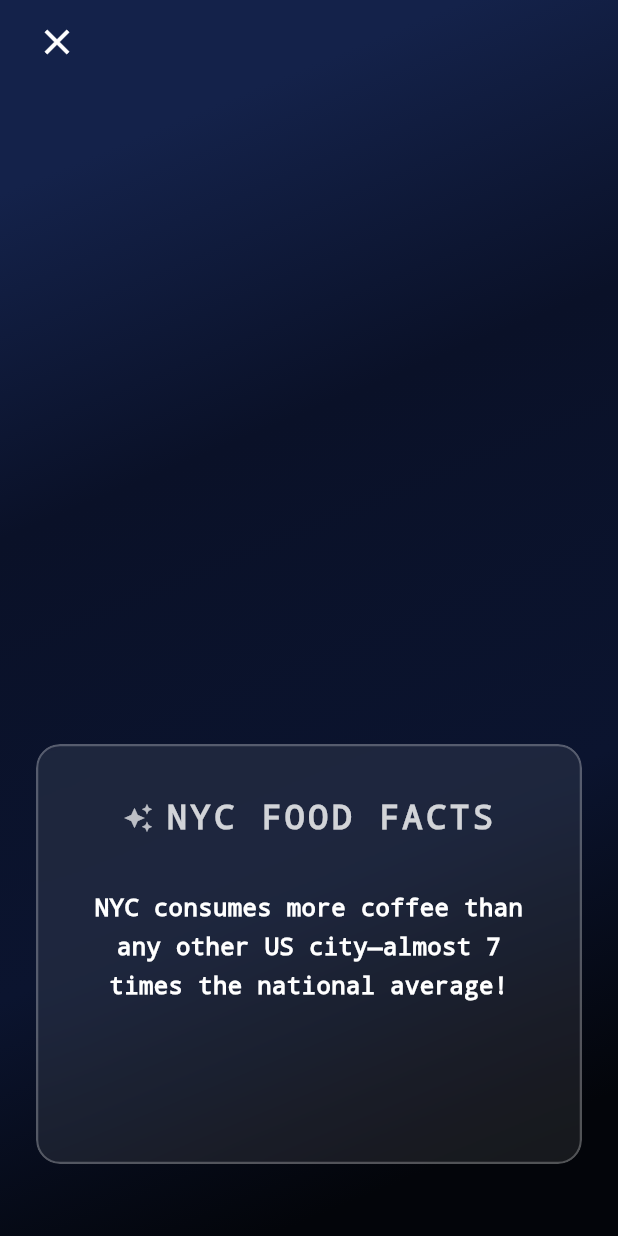
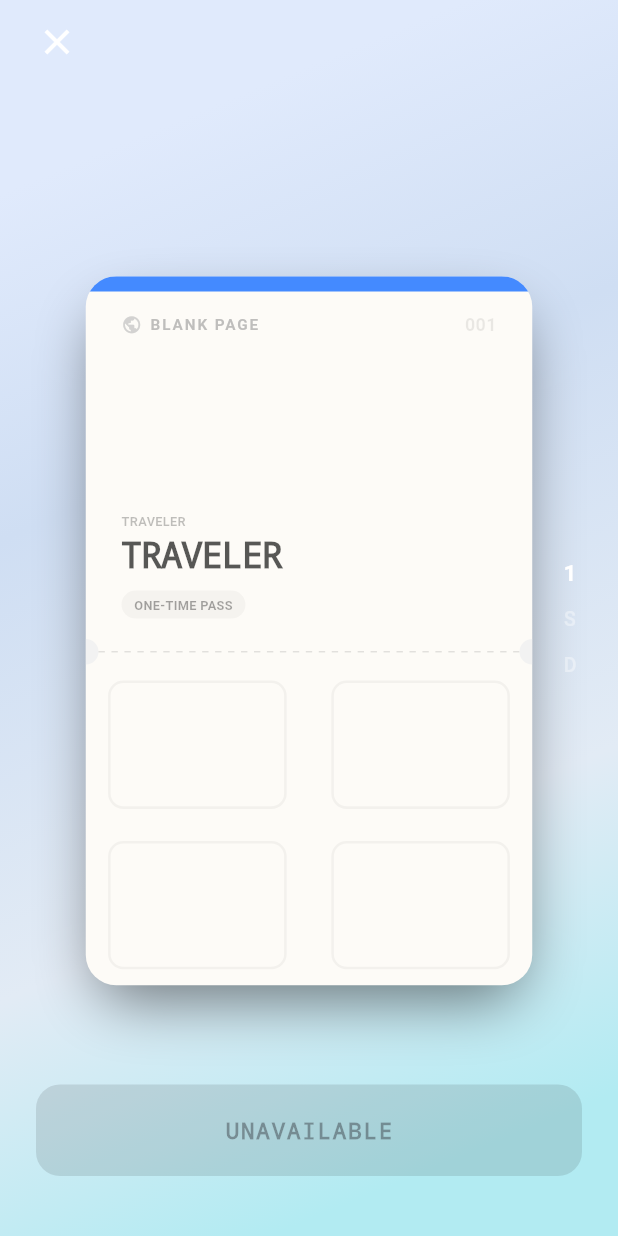
Before and after one commit to barbellappsnyc/nyc-eats-app, a Flutter app: the PassportCollectionScreen screen opened directly, after a tap on "BROWSE SHOP", on a phone screen of 412 x 824 dp. Run offline on Flutter 3.47's test engine with Material 3 defaults, Android fonts, the phone set to English and light mode, and no system bars; our stand-ins replace audioplayers, cached_network_image, connectivity_plus, flutter_dotenv, flutter_map, geolocator and 8 more; missing offline and left inert: flutter_map_marker_cluster, gal, purchases_flutter, tutorial_coach_mark; accounts and stored records are empty; network calls fail; project files that could hold a hidden picture were left out.

Commit message:
feat: built interactive 3D passport shop with machine-gun retrieve

```diff
--- a/lib/screens/passport_collection_screen.dart
+++ b/lib/screens/passport_collection_screen.dart
@@ -531,26 +531,10 @@ class _StoreCardPlaceholder extends StatelessWidget {
                 foregroundColor: Colors.black,
               ),
               onPressed: () {
-                final user = Supabase.instance.client.auth.currentUser;
-
-                if (user != null) {
-                  // 🟢 User is Logged In -> Open the Shop
-                  Navigator.of(context).push(
-                    MaterialPageRoute(builder: (_) => const PaywallScreen()),
-                  );
-                } else {
-                  // 🔴 User is Guest -> Force Login first
-                  ScaffoldMessenger.of(context).showSnackBar(
-                    const SnackBar(
-                      content: Text(
-                        "Please create an account to access the shop.",
-                      ),
-                    ),
-                  );
-                  Navigator.of(
-                    context,
-                  ).push(MaterialPageRoute(builder: (_) => const AuthScreen()));
-                }
+                // 🟢 Let everyone into the shop so they can feel the books
+                Navigator.of(context).push(
+                  MaterialPageRoute(builder: (_) => const PaywallScreen()),
+                );
               },
               child: const Text("BROWSE SHOP"),
             ),
--- a/lib/screens/passport_stack_screen.dart
+++ b/lib/screens/passport_stack_screen.dart
@@ -24,6 +24,7 @@ class PassportStackScreen extends StatefulWidget {
   final String? bookId;
   final String? skuType;
   final bool isReadOnly;
+  final bool isDemo; // 👈 NEW: Demo mode flag
   // 👇 ADD THESE CALLBACKS
   final VoidCallback? onStampComplete;
   final ValueChanged<bool>? onButtonVisibilityChanged;
@@ -31,12 +32,14 @@ class PassportStackScreen extends StatefulWidget {
   final Restaurant? autoTriggerRestaurant; // 👈 NEW
   final VoidCallback? onAutoTriggerComplete; // 👈 NEW
 
+
   const PassportStackScreen({
     super.key,
     this.incomingRestaurant,
     this.bookId,
     this.skuType = 'free_tier',
     this.isReadOnly = false,
+    this.isDemo = false,
     this.onStampComplete, // 👈 NEW CALLBACK
     this.onButtonVisibilityChanged, // 👈 NEW CALLBACK
     this.onRequestBookSwitch, // 👈 NEW CALLBACK
@@ -77,6 +80,9 @@ class _PassportStackScreenState extends State<PassportStackScreen>
   late Animation<Offset> _buttonSlideAnim;
   // late AnimationController _zoomController;
   // late Animation<double> _zoomAnim;
+  // --- MACHINE GUN RETRIEVE ---
+  Timer? _retrieveTimer;
+  bool _isHoldingRetrieve = false;
 
   final AudioPlayer _player = AudioPlayer();
   final GlobalKey _stackKey = GlobalKey();
@@ -133,7 +139,9 @@ class _PassportStackScreenState extends State<PassportStackScreen>
 
   @override
   void dispose() {
+    _retrieveTimer?.cancel(); // 👈 NEW: Kill the machine gun
     _slideController.dispose();
+    // ... rest of dispose ...
     _stampController.dispose();
     _buttonController.dispose();
     // _zoomController.dispose();
@@ -141,9 +149,38 @@ class _PassportStackScreenState extends State<PassportStackScreen>
     super.dispose();
   }
 
+  // 🎭 MOCK DATA INJECTOR FOR THE SHOP
+  void _applyDemoData() {
+    if (!mounted) return;
+    setState(() {
+      _isLoading = false;
+      _passportSku = widget.skuType ?? 'standard_book';
+      _userName = "TRAVELER"; // Dummy name
+      userVisas = []; // Blank pages
+      collectedStamps = []; // No stamps
+      _activeIndex = 0;
+
+      // 👇 CHANGED: Match the actual physical DB limits
+      if (_passportSku == 'single_page') {
+        _totalCards = 1;  // Just the visa page
+      } else if (_passportSku == 'diplomat_book') {
+        _totalCards = 21; // Cover + 20 pages
+      } else {
+        _totalCards = 6;  // Cover + 5 pages
+      }
+    });
+  }
+
   Future<void> _fetchBookData({bool forceRefresh = false}) async {
+    // 🛑 1. DEMO MODE INTERCEPT
+    if (widget.isDemo) {
+      _applyDemoData();
+      return;
+    }
+
     // 🛠 FIX: Check if user is Guest
     final isGuest = Supabase.instance.client.auth.currentUser == null;
+    // ... rest of the existing fetch code
 
     // 🚀 FORCE REFRESH FOR GUESTS
     // We intentionally ignore the RAM cache for guests and read straight from disk.
@@ -691,7 +728,7 @@ class _PassportStackScreenState extends State<PassportStackScreen>
         _activeIndex++;
         _dragNotifier.value = 0;
       });
-      if (widget.bookId != null) {
+      if (widget.bookId != null && !widget.isDemo) { // 👈 Prevent demo DB writes
         PassportService.updateBookPage(widget.bookId!, _activeIndex);
       }
       HapticFeedback.lightImpact();
@@ -704,9 +741,9 @@ class _PassportStackScreenState extends State<PassportStackScreen>
       _activeIndex--;
       _dragNotifier.value = -screenHeight;
     });
-    if (widget.bookId != null) {
-       PassportService.updateBookPage(widget.bookId!, _activeIndex);
-    }
+    if (widget.bookId != null && !widget.isDemo) { // 👈 Prevent demo DB writes
+        PassportService.updateBookPage(widget.bookId!, _activeIndex);
+      }
 
     _slideAnim = Tween<double>(begin: -screenHeight, end: 0).animate(
       CurvedAnimation(parent: _slideController, curve: Curves.easeOutBack),
@@ -715,6 +752,33 @@ class _PassportStackScreenState extends State<PassportStackScreen>
       _dragNotifier.value = 0.0;
       HapticFeedback.mediumImpact();
     });
+  }
+
+  void _startMachineGunRetrieve() {
+    if (_activeIndex <= 0) return;
+
+    setState(() => _isHoldingRetrieve = true);
+    HapticFeedback.heavyImpact(); // Let the user know the machine gun is primed
+
+    // 💥 Fire the first shot immediately
+    _animateCardRetrieve();
+
+    // 🔫 Start rapid fire (150ms per page)
+    _retrieveTimer = Timer.periodic(const Duration(milliseconds: 150), (timer) {
+      if (_activeIndex > 0) {
+        _animateCardRetrieve();
+        HapticFeedback.lightImpact(); // Rapid physical feedback
+      } else {
+        _stopMachineGunRetrieve();
+      }
+    });
+  }
+
+  void _stopMachineGunRetrieve() {
+    _retrieveTimer?.cancel();
+    if (mounted && _isHoldingRetrieve) {
+      setState(() => _isHoldingRetrieve = false);
+    }
   }
 
   Future<void> _programmaticPageFlip() async {
@@ -732,7 +796,7 @@ class _PassportStackScreenState extends State<PassportStackScreen>
         _activeIndex++;
         _dragNotifier.value = 0;
       });
-      if (widget.bookId != null) {
+      if (widget.bookId != null && !widget.isDemo) { // 👈 Prevent demo DB writes
         PassportService.updateBookPage(widget.bookId!, _activeIndex);
       }
     }
@@ -919,8 +983,12 @@ class _PassportStackScreenState extends State<PassportStackScreen>
   }
 
   void _onCardTap() {
+    // 🛑 DEMO MODE LOCK: Don't open the detail screen
+    if (widget.isDemo) return;
+
     // 🛑 1. BOUNCER: PREVENT COVER TAP
     if (_activeIndex == 0 && (_passportSku == 'diplomat_book' || _passportSku == 'standard_book')) {
+// ... rest of code
       return;
     }
 
@@ -1325,14 +1393,33 @@ class _PassportStackScreenState extends State<PassportStackScreen>
 
             if (_activeIndex > 0 && !_showStampButton && !_isStampingSequence)
               Positioned(
-                top: 110,
-                right: 20,
-                child: FloatingActionButton.small(
-                  backgroundColor: Colors.white.withOpacity(0.2),
-                  foregroundColor: Colors.white,
-                  elevation: 0,
-                  onPressed: _animateCardRetrieve,
-                  child: const Icon(Icons.refresh),
+                top: 0,
+                right: 0,
+                child: GestureDetector(
+                  // 👆 Single Tap (Normal Retrieve)
+                  onTap: () {
+                    if (_activeIndex > 0) _animateCardRetrieve();
+                  },
+                  // 🔫 Long Press (Machine Gun Mode)
+                  onLongPressStart: (_) => _startMachineGunRetrieve(),
+                  onLongPressEnd: (_) => _stopMachineGunRetrieve(),
+                  onLongPressCancel: _stopMachineGunRetrieve,
+
+                  // 🎈 15% Scale Effect
+                  child: AnimatedScale(
+                    scale: _isHoldingRetrieve ? 1.15 : 1.0,
+                    duration: const Duration(milliseconds: 150),
+                    curve: Curves.easeOutBack,
+                    child: Container(
+                      width: 40, // Exact size of FAB.small
+                      height: 40,
+                      decoration: BoxDecoration(
+                        color: Colors.white.withOpacity(0.2),
+                        shape: BoxShape.circle,
+                      ),
+                      child: const Icon(Icons.refresh, color: Colors.white, size: 20),
+                    ),
+                  ),
                 ),
               ),
 
--- a/lib/screens/paywall_screen.dart
+++ b/lib/screens/paywall_screen.dart
@@ -1,5 +1,6 @@
 import 'dart:ui';
 import 'package:flutter/material.dart';
+import 'package:nyc_eats/screens/passport_stack_screen.dart';
 import 'package:purchases_flutter/purchases_flutter.dart';
 import '../services/purchase_service.dart';
 import 'auth_screen.dart';
@@ -23,6 +24,21 @@ class PaywallScreen extends StatefulWidget {
 class _PaywallScreenState extends State<PaywallScreen> {
   List<Package> _packages = [];
   bool _isLoading = true;
+
+  int _currentShopIndex = 0;
+  final PageController _pageController = PageController();
+
+  final List<Map<String, String>> _shopTiers = [
+    {'sku': 'single_page', 'label': '1', 'title': 'SINGLE ENTRY'},
+    {'sku': 'standard_book', 'label': 'S', 'title': 'STANDARD PASSPORT'},
+    {'sku': 'diplomat_book', 'label': 'D', 'title': 'DIPLOMAT BOOK'},
+  ];
+
+  @override
+  void dispose() {
+    _pageController.dispose();
+    super.dispose();
+  }
 
   @override
   void initState() {
@@ -163,10 +179,155 @@ class _PaywallScreenState extends State<PaywallScreen> {
     );
   }
 
+  Package? _getActivePackage() {
+    if (_packages.isEmpty) return null;
+    final String activeSku = _shopTiers[_currentShopIndex]['sku']!;
+    try {
+      // Matches the dummy book SKU ('standard_book') to the RevenueCat identifier
+      return _packages.firstWhere((pkg) => pkg.storeProduct.identifier.contains(activeSku));
+    } catch (e) {
+      return null;
+    }
+  }
+
+  void _showAuthDialog() {
+    showDialog(
+      context: context,
+      builder: (context) => Dialog(
+        backgroundColor: const Color(0xFF1E1E1E),
+        shape: RoundedRectangleBorder(borderRadius: BorderRadius.circular(24)),
+        child: Padding(
+          padding: const EdgeInsets.all(24.0),
+          child: Column(
+            mainAxisSize: MainAxisSize.min,
+            children: [
+              const Icon(Icons.lock_outline, size: 48, color: Colors.white54),
+              const SizedBox(height: 20),
+              const Text(
+                "AUTHENTICATION REQUIRED",
+                textAlign: TextAlign.center,
+                style: TextStyle(
+                  fontFamily: 'Courier',
+                  fontSize: 18,
+                  fontWeight: FontWeight.w900,
+                  color: Colors.white,
+                  letterSpacing: 1.0
+                ),
+              ),
+              const SizedBox(height: 16),
+              const Text(
+                "You need to create an account or log in to purchase the passport and save your stamps.",
+                textAlign: TextAlign.center,
+                style: TextStyle(fontSize: 14, color: Colors.white70, height: 1.5),
+              ),
+              const SizedBox(height: 28),
+              Row(
+                children: [
+                  Expanded(
+                    child: TextButton(
+                      onPressed: () => Navigator.pop(context),
+                      style: TextButton.styleFrom(
+                        foregroundColor: Colors.grey,
+                        padding: const EdgeInsets.symmetric(vertical: 16)
+                      ),
+                      child: const Text("CANCEL", style: TextStyle(fontWeight: FontWeight.bold)),
+                    ),
+                  ),
+                  const SizedBox(width: 12),
+                  Expanded(
+                    child: ElevatedButton(
+                      onPressed: () {
+                        Navigator.pop(context);
+                        Navigator.of(context).push(
+                          MaterialPageRoute(
+                            builder: (_) => AuthScreen(
+                              purchasedSku: _shopTiers[_currentShopIndex]['sku'],
+                              incomingRestaurant: widget.incomingRestaurant,
+                            ),
+                          )
+                        );
+                      },
+                      style: ElevatedButton.styleFrom(
+                        backgroundColor: Colors.white,
+                        foregroundColor: Colors.black,
+                        elevation: 0,
+                        padding: const EdgeInsets.symmetric(vertical: 16),
+                        shape: RoundedRectangleBorder(borderRadius: BorderRadius.circular(12)),
+                      ),
+                      child: const Text("LOGIN", style: TextStyle(fontWeight: FontWeight.bold)),
+                    ),
+                  ),
+                ],
+              )
+            ],
+          ),
+        ),
+      ),
+    );
+  }
+
+  Widget _buildBuyButton() {
+    final Package? activePackage = _getActivePackage();
+    final bool isLoggedIn = Supabase.instance.client.auth.currentUser != null;
+
+    // Determine what the text should say
+    String buttonText = "LOADING...";
+    if (!_isLoading) {
+      if (!isLoggedIn) {
+        buttonText = "LOGIN TO PURCHASE";
+      } else if (activePackage != null) {
+        buttonText = "ACQUIRE PASSPORT - ${activePackage.storeProduct.priceString}";
+      } else {
+        buttonText = "UNAVAILABLE"; // 👈 If you see this, your RevenueCat SKUs don't match _shopTiers!
+      }
+    }
+
+    // Button is clickable if we aren't loading, AND (we need to login OR we have a package)
+    final bool isClickable = !_isLoading && (!isLoggedIn || activePackage != null);
+
+    return Positioned(
+      bottom: 40,
+      left: 24,
+      right: 24,
+      child: ElevatedButton(
+        style: ElevatedButton.styleFrom(
+          backgroundColor: (isLoggedIn && isClickable) ? Colors.white : Colors.grey[850],
+          foregroundColor: (isLoggedIn && isClickable) ? Colors.black : Colors.grey[400],
+          padding: const EdgeInsets.symmetric(vertical: 20),
+          shape: RoundedRectangleBorder(borderRadius: BorderRadius.circular(16)),
+          elevation: (isLoggedIn && isClickable) ? 10 : 0,
+          side: isLoggedIn ? BorderSide.none : BorderSide(color: Colors.white.withOpacity(0.1)),
+        ),
+        onPressed: isClickable
+            ? () {
+                if (!isLoggedIn) {
+                  _showAuthDialog();
+                } else if (activePackage != null) {
+                  _buy(activePackage);
+                }
+              }
+            : null,
+        child: _isLoading
+          ? const CupertinoActivityIndicator(color: Colors.white)
+          : Text(
+              buttonText,
+              style: const TextStyle(
+                fontFamily: 'Courier',
+                fontWeight: FontWeight.w900,
+                fontSize: 15,
+                letterSpacing: 1.2,
+              ),
+            ),
+      ),
+    );
+  }
   @override
   Widget build(BuildContext context) {
+    // 👇 Reverted to original layout math to preserve the perfect aspect ratio
+    final double cardWidth = (MediaQuery.of(context).size.width * 0.85).clamp(300.0, 400.0);
+    final double cardHeight = cardWidth * (540 / 340);
+
     return Scaffold(
-      // 🌌 Transparent so the AnimatedBackground handles the visuals
       backgroundColor: Colors.transparent,
       extendBodyBehindAppBar: true,
       appBar: AppBar(
@@ -183,180 +344,96 @@ class _PaywallScreenState extends State<PaywallScreen> {
       body: Stack(
         fit: StackFit.expand,
         children: [
-          // 🌊 LAYER 1: The Dark, High-Contrast Paywall Gradient
-          const AnimatedBackground(sku: 'paywall'),
+          const AnimatedBackground(sku: 'free_tier'),
 
-          // 🛒 LAYER 2: Package Selection Section
-          SafeArea(
-            child: Padding(
-              padding: const EdgeInsets.symmetric(horizontal: 24, vertical: 24),
-              child: Column(
-                mainAxisAlignment: MainAxisAlignment.end,
-                children: [
-                  // ✨ NEW: The Animated Fact Card
-                  const _NycFactCard(),
+          PageView.builder(
+            controller: _pageController,
+            scrollDirection: Axis.vertical,
+            onPageChanged: (index) {
+              setState(() => _currentShopIndex = index);
+            },
+            itemCount: _shopTiers.length,
+            itemBuilder: (context, index) {
+              final tier = _shopTiers[index];
 
-                  // 📦 Packages
-                  _isLoading
-                      ? const Center(child: CupertinoActivityIndicator(color: Colors.white, radius: 16))
-                      : Column(
-                          mainAxisSize: MainAxisSize.min,
-                          children: _packages.map((pkg) => _buildPackageButton(pkg)).toList(),
-                        ),
-                ],
-              ),
-            ),
+              return Center(
+                // 👇 NEW: Shrinks the entire widget uniformly without altering the layout math
+                child: Transform.scale(
+                  scale: 0.85, // Tweak this number (0.8, 0.9) to get the perfect size
+                  child: SizedBox(
+                    width: cardWidth,
+                    height: cardHeight + 100,
+                    child: PassportStackScreen(
+                      isDemo: true,
+                      skuType: tier['sku'],
+                    ),
+                  ),
+                ),
+              );
+            },
           ),
+
+          // 📍 LAYER 3: SIDE INDICATORS
+          _buildSideIndicators(),
+
+          // 💳 LAYER 4: THE DYNAMIC BUY BUTTON
+          _buildBuyButton(),
         ],
       ),
     );
   }
-}
 
-class _NycFactCard extends StatefulWidget {
-  const _NycFactCard();
+  Widget _buildSideIndicators() {
+    const double itemHeight = 35.0; // Hitbox height per item
+    const int itemCount = 3;
+    const double totalHeight = itemHeight * itemCount;
 
-  @override
-  State<_NycFactCard> createState() => _NycFactCardState();
-}
+    return Positioned(
+      right: 12, // Snug against the right edge
+      top: 0,
+      bottom: 0,
+      child: Center(
+        child: GestureDetector(
+          // 👇 The Scrubbing Mechanism
+          onVerticalDragUpdate: (details) {
+            double y = details.localPosition.dy;
+            int index = (y / itemHeight).floor();
+            index = index.clamp(0, itemCount - 1);
 
-class _NycFactCardState extends State<_NycFactCard> {
-  final List<String> _facts = [
-    "NYC has over 25,000 restaurants. If you ate at a new one every day, it would take 68 years to visit them all!",
-    "The first pizzeria in America, Lombardi's, opened in NYC in 1905.",
-    "The cronut was invented in NYC by Dominique Ansel in 2013.",
-    "Eggs Benedict was invented at the Waldorf Astoria in NYC in 1894 as a hangover cure.",
-    "NYC is home to the world's most expensive burger, costing \$295 at Serendipity 3.",
-    "The classic black-and-white cookie became an NYC staple at Glaser's Bake Shop in 1902.",
-    "Katz’s Delicatessen sells over 15,000 pounds of pastrami every single week.",
-    "The New York style hot dog was popularized by Charles Feltman at Coney Island in 1867.",
-    "NYC consumes more coffee than any other US city—almost 7 times the national average!",
-    "The first American restaurant to use tablecloths was Delmonico's in NYC.",
-    "General Tso’s Chicken was perfected and popularized in NYC, not China.",
-    "English muffins were invented in NYC by Samuel Bath Thomas in 1880.",
-    "The Bloody Mary was allegedly invented at the King Cole Bar in NYC's St. Regis Hotel in 1934.",
-    "There are more than 4,000 street food vendors operating in NYC today.",
-    "The modern pasta primavera was invented at Le Cirque in NYC in the 1970s.",
-    "Manhattan clam chowder uses a tomato base and was heavily influenced by Italian immigrants.",
-    "A single NYC bagel is famously boiled before baking to give it that distinct chewy crust.",
-    "NYC tap water is the secret ingredient to its legendary bagels and pizza dough due to its unique mineral profile.",
-    "The concept of the 'brunch' was popularized in NYC in the late 19th century.",
-    "The hot dog eating contest at Nathan's Famous on Coney Island has been held since 1916.",
-    "Baked Alaska was created at Delmonico's in NYC in 1867 to celebrate the US purchase of Alaska.",
-    "The first restaurant to offer a tasting menu in the US is widely considered to be an NYC establishment.",
-    "Chicken and waffles gained nationwide fame during the Harlem Renaissance at Wells Supper Club in NYC.",
-    "The Reuben sandwich was allegedly created at Reuben's Restaurant in NYC in 1914.",
-    "NYC has the largest Chinatown in the Western Hemisphere, boasting over 300 restaurants.",
-    "The famous 'rainbow bagel' was created at The Bagel Store in Brooklyn.",
-    "NYC is currently home to over 70 Michelin-starred restaurants.",
-    "The first automats (vending machine restaurants) in the US were popularized by Horn & Hardart in NYC.",
-    "Pastrami was introduced to NYC by Romanian Jewish immigrants in the late 19th century.",
-    "The Waldorf Salad was created in 1896 at the Waldorf-Astoria Hotel by the maitre d', Oscar Tschirky.",
-    "Ray's Pizza has dozens of unrelated locations in NYC, sparking a long-running debate over the 'Original' Ray's.",
-    "New York Cheesecake relies heavily on cream cheese rather than ricotta for its dense texture.",
-    "The first iced tea was reportedly popularized in NYC before making its way to the St. Louis World's Fair.",
-    "Spaghetti and meatballs is an Italian-American invention that originated in NYC's Little Italy.",
-    "NYC is the birthplace of the Manhattan cocktail, created at the Manhattan Club in the 1870s.",
-    "Shake Shack started as a humble hot dog cart in Madison Square Park in 2001."
-  ];
+            if (_currentShopIndex != index) {
+              _pageController.animateToPage(
+                index,
+                duration: const Duration(milliseconds: 300),
+                curve: Curves.easeOutCubic,
+              );
+            }
+          },
+          // Transparent container to catch the drag gestures
+          child: Container(
+            color: Colors.transparent,
+            height: totalHeight,
+            width: 40,
+            child: Column(
+              mainAxisAlignment: MainAxisAlignment.spaceEvenly,
+              children: _shopTiers.asMap().entries.map((entry) {
+                final index = entry.key;
+                final label = entry.value['label']!;
+                final isActive = index == _currentShopIndex;
 
-  late Timer _timer;
-  int _currentIndex = 0;
-
-  @override
-  void initState() {
-    super.initState();
-    _facts.shuffle(); // Randomize sequence
-    _timer = Timer.periodic(const Duration(seconds: 6), (timer) {
-      if (mounted) {
-        setState(() {
-          _currentIndex = (_currentIndex + 1) % _facts.length;
-        });
-      }
-    });
-  }
-
-  @override
-  void dispose() {
-    _timer.cancel();
-    super.dispose();
-  }
-
-  @override
-  Widget build(BuildContext context) {
-    return Padding(
-      padding: const EdgeInsets.only(bottom: 24),
-      child: ClipRRect(
-        borderRadius: BorderRadius.circular(16),
-        child: BackdropFilter(
-          filter: ImageFilter.blur(sigmaX: 30, sigmaY: 30),
-          child: Container(
-            width: double.infinity,
-
-            // 📐 1. STRICT HEIGHT: Replaced 'constraints' with a hardcoded 'height'.
-            // Fuck around with this number (try 280, 320, etc.) to get your perfect tall box.
-            height: 280,
-
-            padding: const EdgeInsets.symmetric(horizontal: 24, vertical: 32),
-            decoration: BoxDecoration(
-              color: Colors.white.withOpacity(0.08),
-              borderRadius: BorderRadius.circular(16),
-              border: Border.all(
-                color: Colors.white.withOpacity(0.25),
-                width: 1.5,
-              ),
-            ),
-            child: Column(
-              // 📐 2. THE LOCK: 'start' pins the header to the top. The facts will flow down.
-              mainAxisAlignment: MainAxisAlignment.start,
-              crossAxisAlignment: CrossAxisAlignment.center,
-              children: [
-                // 📌 THE HEADER (Now permanently locked in place)
-                Row(
-                  mainAxisAlignment: MainAxisAlignment.center,
-                  children: [
-                    const Icon(Icons.auto_awesome, color: Colors.white70, size: 20),
-                    const SizedBox(width: 8),
-                    Text(
-                      "NYC FOOD FACTS",
-                      style: TextStyle(
-                        fontFamily: 'Courier',
-                        fontSize: 22,
-                        fontWeight: FontWeight.w900,
-                        color: Colors.white.withOpacity(0.8),
-                        letterSpacing: 2.5,
-                      ),
-                    ),
-                  ],
-                ),
-
-                // ↕️ 3. TWEAK SPACING: This is the gap between the locked header and the facts.
-                const SizedBox(height: 32),
-
-                // 📝 THE FACTS (Fills the space below without shifting the header)
-                AnimatedSwitcher(
-                  duration: const Duration(milliseconds: 400),
-                  transitionBuilder: (Widget child, Animation<double> animation) {
-                    return FadeTransition(opacity: animation, child: child);
-                  },
-                  child: Text(
-                    _facts[_currentIndex],
-                    key: ValueKey<int>(_currentIndex),
-                    textAlign: TextAlign.center,
-                    style: const TextStyle(
-                      fontFamily: 'Courier',
-                      fontSize: 16,
-                      color: Colors.white,
-                      height: 1.6,
-                      fontWeight: FontWeight.bold,
-                    ),
+                return Text(
+                  label,
+                  style: TextStyle(
+                    color: isActive ? Colors.white : Colors.white38,
+                    fontSize: isActive ? 15 : 13,
+                    fontWeight: isActive ? FontWeight.w700 : FontWeight.w500,
                   ),
-                ),
-              ],
+                );
+              }).toList(),
             ),
           ),
         ),
       ),
     );
   }
+
 }
```
